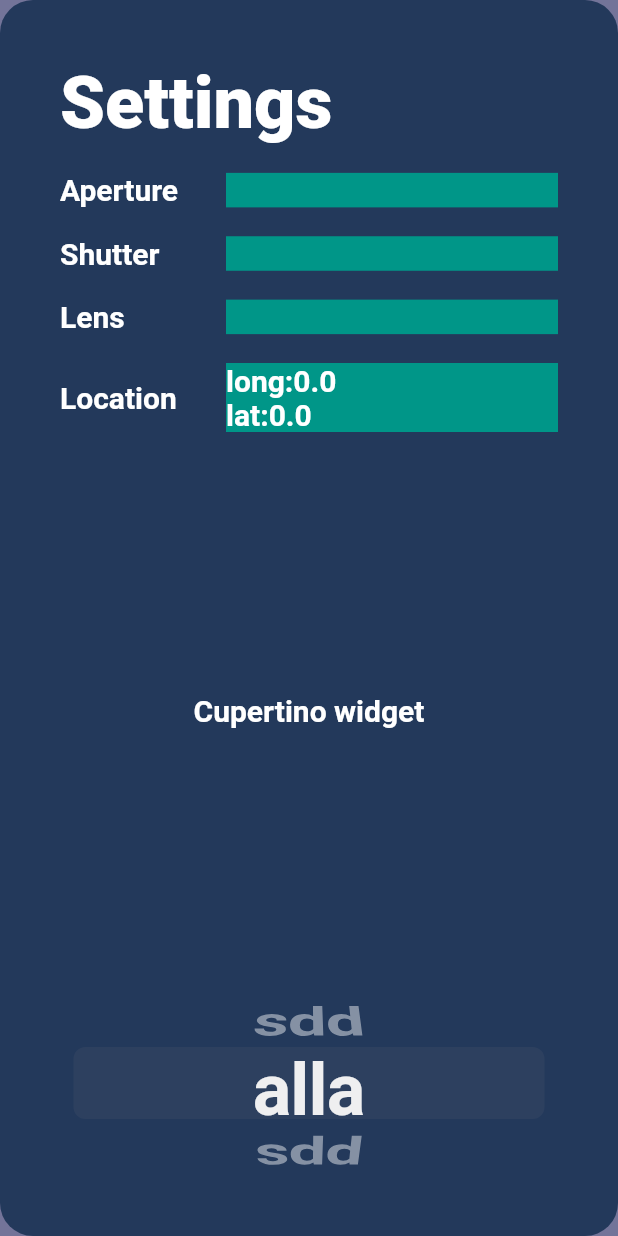
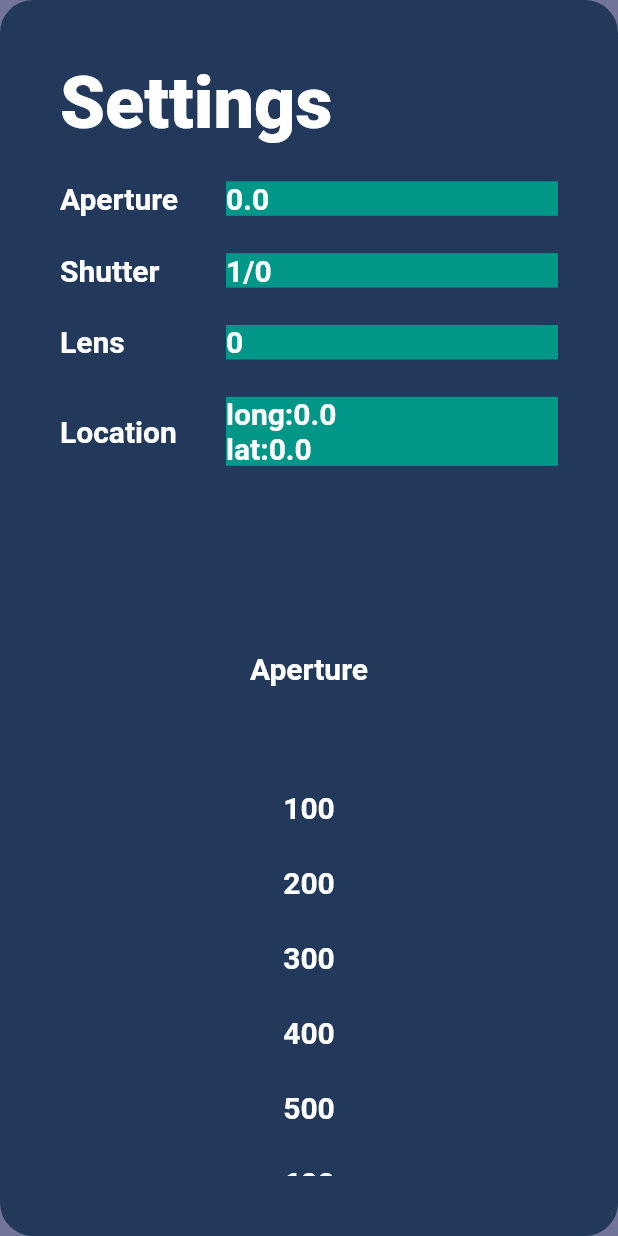
Before and after one commit to SteveTangO/film_camera_helper, a Flutter app: the SettingScreen screen opened directly, on a phone screen of 412 x 824 dp. Run offline on Flutter 3.47's test engine with Material 2 defaults, Android fonts, the phone set to English and light mode, and no system bars; our stand-ins replace animated_text_kit, geolocator, google_fonts, google_maps_flutter; missing offline and left inert: dotenv, flutter_widgets.

Commit message:
Created listPicker class

```diff
--- a/lib/screens/setting_screen.dart
+++ b/lib/screens/setting_screen.dart
@@ -1,5 +1,7 @@
 import 'package:film_camera_campanion/screens/home_screen.dart';
+import 'package:film_camera_campanion/utilities/PictureData.dart';
 import 'package:film_camera_campanion/widgets/information_board.dart';
+import 'package:film_camera_campanion/widgets/listPicker.dart';
 import 'package:flutter/cupertino.dart';
 import 'package:flutter/material.dart';
 import 'package:geolocator/geolocator.dart';
@@ -17,6 +19,24 @@ class _SettingScreenState extends State<SettingScreen> {
   static Position position = new Position(longitude: 0, altitude: 0);
   double longitude = position.longitude;
   double latitude = position.latitude;
+  PictureData pictureData = PictureData();
+  double aperture = 0;
+  int shutter = 0;
+  int lens = 0;
+
+  void _setAperture(double value){
+    setState(() {
+      aperture = value;
+    });
+  }
+
+  void _setShutter(double value){
+    shutter = value.toInt();
+  }
+
+  void _setLens(double value){
+    lens = value.toInt();
+  }
 
   @override
   Widget build(BuildContext context) {
@@ -40,7 +60,7 @@ class _SettingScreenState extends State<SettingScreen> {
                 child: Column(
                   children: <Widget>[
                     Expanded(
-                      flex: 2,
+                      flex: 4,
                       child: Column(
                         mainAxisAlignment: MainAxisAlignment.spaceBetween,
                         crossAxisAlignment: CrossAxisAlignment.start,
@@ -65,7 +85,7 @@ class _SettingScreenState extends State<SettingScreen> {
                               Expanded(
                                 child: Container(
                                   child: Text(
-                                    "",
+                                    "$aperture",
                                     style: kbodytextstyle,
                                   ),
                                   color: Colors.teal,
@@ -86,7 +106,7 @@ class _SettingScreenState extends State<SettingScreen> {
                               Expanded(
                                 child: Container(
                                   child: Text(
-                                    "",
+                                    "1/$shutter",
                                     style: kbodytextstyle,
                                   ),
                                   color: Colors.teal,
@@ -107,7 +127,7 @@ class _SettingScreenState extends State<SettingScreen> {
                               Expanded(
                                 child: Container(
                                   child: Text(
-                                    "",
+                                    "$lens",
                                     style: kbodytextstyle,
                                   ),
                                   color: Colors.teal,
@@ -141,37 +161,27 @@ class _SettingScreenState extends State<SettingScreen> {
                       ),
                     ),
                     Expanded(
-                      flex: 3,
-                      child: Center(
-                        child: Text(
-                          "Cupertino widget",
-                          style: kbodytextstyle,
-                        ),
-                      ),
+                      child: SizedBox(),
+                      flex: 1,
                     ),
                     Expanded(
-                      flex: 1,
-                      child: Container(
-                        child: CupertinoPicker(
-                          backgroundColor: kinformationboardcolor,
-                          itemExtent: 48.0,
-                          diameterRatio: 1,
-                          useMagnifier: true,
-                          looping: true,
-                          onSelectedItemChanged: (selectedIndex) {
-                            print(selectedIndex);
-                          },
-                          children: [
-                            Text(
-                              'alla',
-                              style: kpickertextstyle,
+                      flex: 6,
+                      child: Column(
+                        children: <Widget>[
+                          Expanded(
+                            flex: 1,
+                            child: Center(child: Text("Aperture", style: kbodytextstyle,),
                             ),
-                            Text(
-                              'sdd',
-                              style: kpickertextstyle,
-                            ),
-                          ],
-                        ),
+                          ),
+                          Expanded(
+                            flex:2,
+                            child: ListPicker(
+                              options: [100,200,300,400,500,600,700,800,900,1000],
+                              intValue: true,
+                              callback: _setAperture,
+                            )
+                          ),
+                        ],
                       ),
                     ),
                   ],
--- /dev/null
+++ b/lib/widgets/listPicker.dart
@@ -0,0 +1,33 @@
+import 'package:film_camera_campanion/utilities/constants.dart';
+import 'package:flutter/material.dart';
+
+class ListPicker extends StatelessWidget{
+
+  List<double> options;
+  ListPicker({@required this.options,this.intValue, this.callback});
+  final bool intValue; // specifies if value shown should be int
+  void Function(double) callback;
+
+  @override
+  Widget build(BuildContext context) {
+    return ListView.builder(
+      itemCount: options.length,
+      itemBuilder: (BuildContext context, int index){
+        var option = intValue? options[index].toInt():options[index];
+        return GestureDetector(
+          child: Container(
+            color: kinformationboardcolor,
+            height: 50,
+            child: Center(
+              child: Text("$option", style: kbodytextstyle,),
+            ),
+          ),
+          onTap: (){
+            callback(options[index]);
+          },
+        );
+      },
+      //separatorBuilder: (BuildContext context,int index) => Divider(),
+    );
+  }
+}
```
